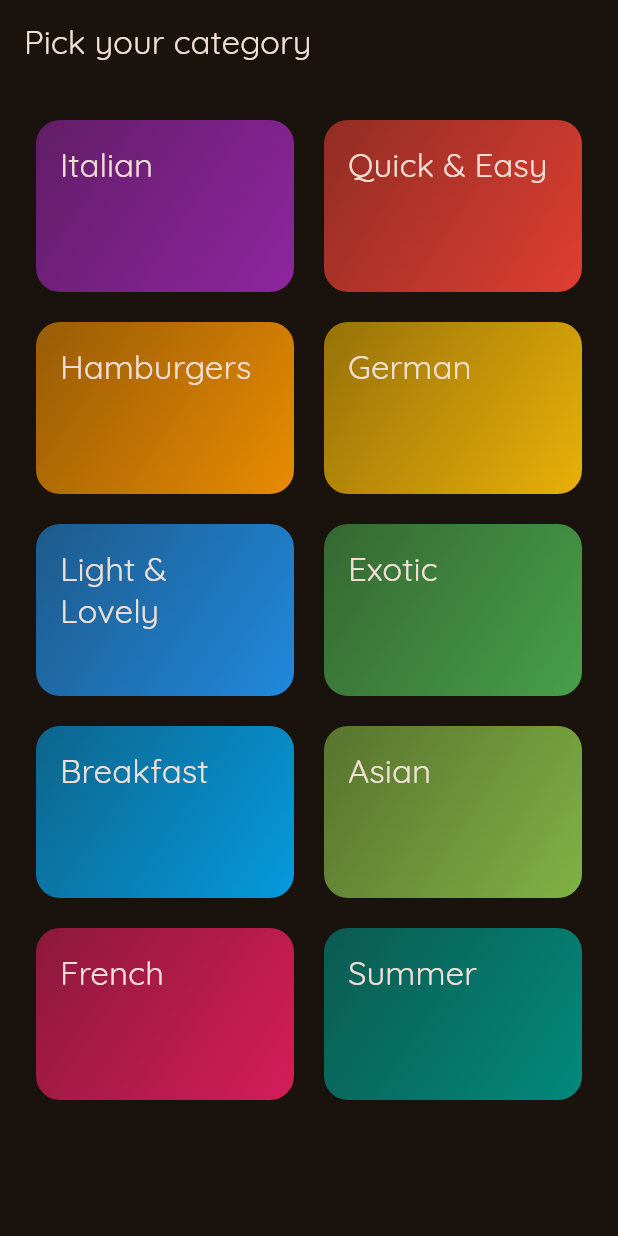
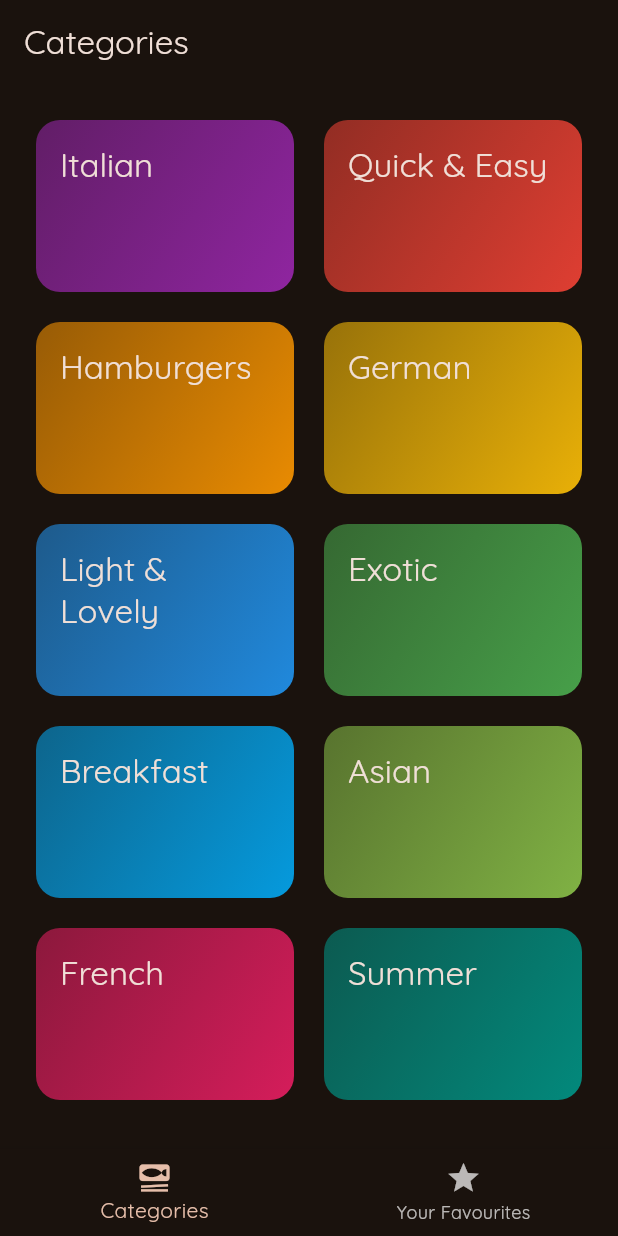
Before and after one commit to roshan129/FlutterMeals, a Flutter app: the screen it shows after launch, on a phone screen of 412 x 824 dp. Run offline on Flutter 3.47's test engine with Material 2 defaults, Android fonts, the phone set to English and light mode, and no system bars; our stand-ins replace google_fonts, transparent_image.

Commit message:
botttom app bar added.

```diff
--- a/lib/main.dart
+++ b/lib/main.dart
@@ -2,6 +2,7 @@ import 'package:flutter/material.dart';
 import 'package:flutter_meals/data/dummy_data.dart';
 import 'package:flutter_meals/screens/categories.dart';
 import 'package:flutter_meals/screens/meals.dart';
+import 'package:flutter_meals/screens/tabs_screen.dart';
 
 import 'package:google_fonts/google_fonts.dart';
 
@@ -25,7 +26,7 @@ class App extends StatelessWidget {
   Widget build(BuildContext context) {
     return MaterialApp(
       theme: theme,
-      home: const CategoriesScreen(),
+      home: const TabsScreen(),
     );
   }
 }
--- a/lib/screens/categories.dart
+++ b/lib/screens/categories.dart
@@ -22,11 +22,7 @@ class CategoriesScreen extends StatelessWidget {
 
   @override
   Widget build(BuildContext context) {
-    return Scaffold(
-      appBar: AppBar(
-        title: const Text('Pick your category'),
-      ),
-      body: GridView(
+    return GridView(
       padding: const EdgeInsets.all(24),
       gridDelegate: const SliverGridDelegateWithFixedCrossAxisCount(
         crossAxisCount: 2,
@@ -43,7 +39,6 @@ class CategoriesScreen extends StatelessWidget {
             },
           )
       ],
-      ),
     );
   }
 }
--- /dev/null
+++ b/lib/screens/tabs_screen.dart
@@ -0,0 +1,52 @@
+import 'package:flutter/material.dart';
+import 'package:flutter_meals/screens/categories.dart';
+import 'package:flutter_meals/screens/meals.dart';
+
+class TabsScreen extends StatefulWidget {
+  const TabsScreen({super.key});
+
+  @override
+  State<StatefulWidget> createState() {
+    return _TabsScreenState();
+  }
+}
+
+class _TabsScreenState extends State<TabsScreen> {
+  int _selectedPageIndex = 0;
+
+  void _selectPage(int index) {
+    setState(() {
+      _selectedPageIndex = index;
+    });
+  }
+
+  @override
+  Widget build(BuildContext context) {
+    Widget activePage = const CategoriesScreen();
+    String _activePageTitle = 'Categories';
+
+    if (_selectedPageIndex == 1) {
+      _activePageTitle = 'Your Favourites';
+      activePage = const MealsScreen(
+        meals: [],
+      );
+    }
+
+    return Scaffold(
+      appBar: AppBar(
+        title: Text(_activePageTitle),
+      ),
+      body: activePage,
+      bottomNavigationBar: BottomNavigationBar(
+        currentIndex: _selectedPageIndex,
+        onTap: _selectPage,
+        items: const [
+          BottomNavigationBarItem(
+              icon: Icon(Icons.set_meal), label: 'Categories'),
+          BottomNavigationBarItem(
+              icon: Icon(Icons.star), label: 'Your Favourites'),
+        ],
+      ),
+    );
+  }
+}
```
Also changed, not shown: lib/screens/meal_details.dart (+49 -1 lines), lib/screens/meals.dart (+7 -3 lines). Lines whose indentation alone changed are shown as unchanged.
